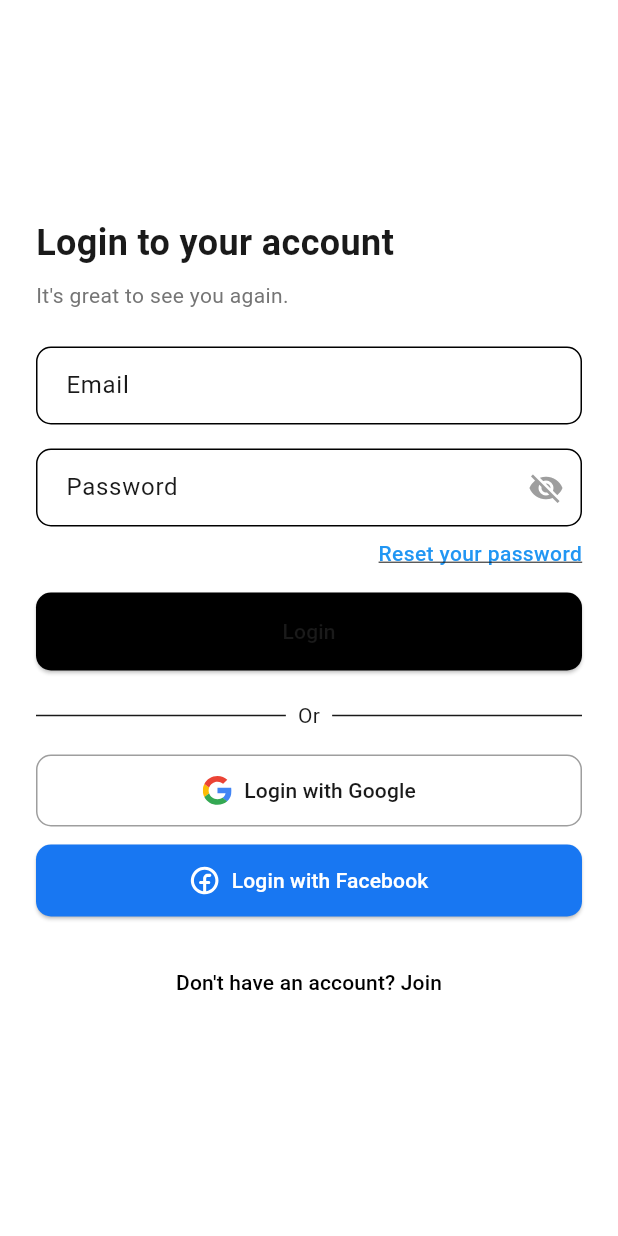
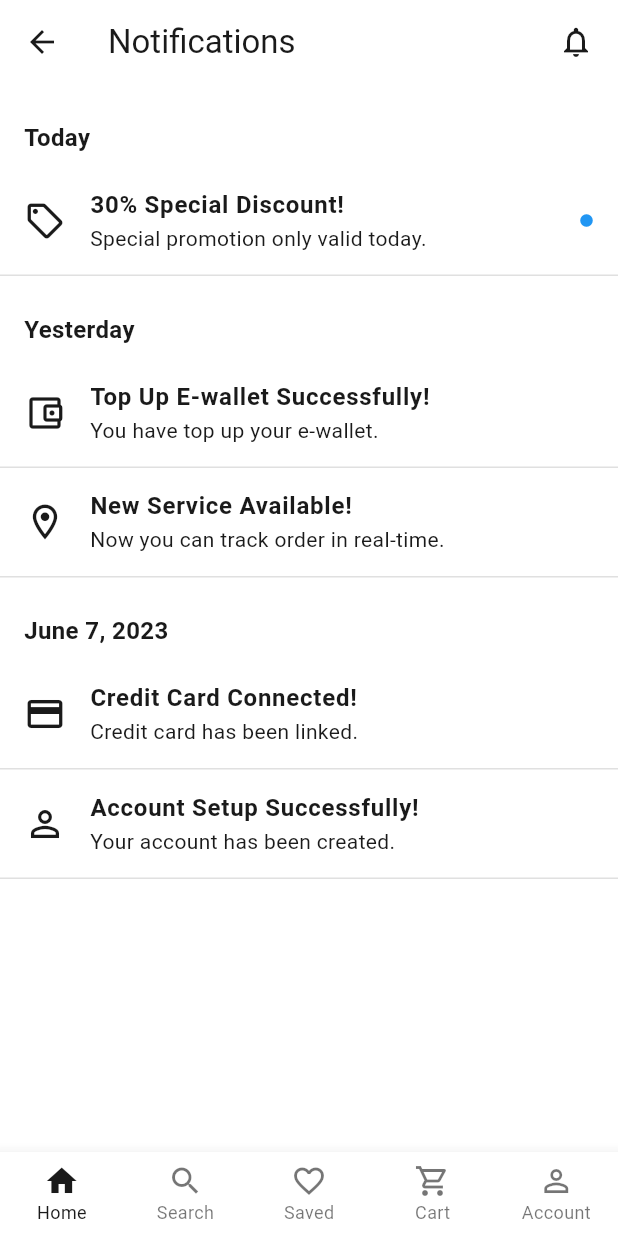
Before and after one commit to Urgenchbayev-Alibek/store_app, a Flutter app: the screen it shows after launch, on a phone screen of 412 x 824 dp. Run offline on Flutter 3.47's test engine with Material 3 defaults, Android fonts, the phone set to English and light mode, and no system bars; our stand-ins replace dio, equatable, flutter_bloc, flutter_screenutil, flutter_secure_storage, flutter_svg and 1 more; Roboto replaces fonts that are missing (General Sans).

Commit message:
colors_sizes

```diff
--- a/lib/core/routing/router.dart
+++ b/lib/core/routing/router.dart
@@ -1,17 +1,62 @@
+// import 'package:flutter_bloc/flutter_bloc.dart';
+// import 'package:go_router/go_router.dart';
+// import 'package:store_app/core/client.dart';
+// import 'package:store_app/core/routing/routes.dart';
+// import 'package:store_app/data/repositories/auth_repository.dart';
+// import 'package:store_app/main.dart';
+// import '../../features/auth/login/bloc/login_bloc.dart';
+// import '../../features/auth/login/pages/login_view.dart';
+// import '../../features/onboarding/pages/onboarding_view.dart';
+// import '../../features/onboarding/pages/splash_screen_view.dart';
+//
+// final GoRouter router = GoRouter(
+//   navigatorKey: navigatorKey,
+//   initialLocation: Routes.login,
+//   routes: [
+//     GoRoute(
+//       path: Routes.splashScreen,
+//       builder: (context, state) => SplashScreenView(),
+//     ),
+//     GoRoute(
+//       path: Routes.onboarding,
+//       builder: (context, state) => OnboardingView(),
+//     ),
+//
+//     GoRoute(
+//       path: Routes.login,
+//       builder: (context, state) => BlocProvider(
+//           create: (context) => LoginBloc(
+//                 authRepository: AuthRepository(client: ApiClient()),
+//               ),
+//           child: LoginView()),
+//     ),
+//
+//     GoRoute(
+//       path: Routes.onboarding,
+//       builder: (context, state) => OnboardingView(),
+//     ),
+//
+//   ],
+// );
+
+
 import 'package:flutter_bloc/flutter_bloc.dart';
 import 'package:go_router/go_router.dart';
 import 'package:store_app/core/client.dart';
 import 'package:store_app/core/routing/routes.dart';
 import 'package:store_app/data/repositories/auth_repository.dart';
+import 'package:store_app/features/notification/widgets/empty_notifications_page.dart';
+import 'package:store_app/features/notification/widgets/notifications_page.dart';
 import 'package:store_app/main.dart';
 import '../../features/auth/login/bloc/login_bloc.dart';
 import '../../features/auth/login/pages/login_view.dart';
+import '../../features/auth/sign_up/pages/sing_up_view.dart';
 import '../../features/onboarding/pages/onboarding_view.dart';
 import '../../features/onboarding/pages/splash_screen_view.dart';
 
 final GoRouter router = GoRouter(
   navigatorKey: navigatorKey,
-  initialLocation: Routes.login,
+  initialLocation: Routes.notification,
   routes: [
     GoRoute(
       path: Routes.splashScreen,
@@ -26,9 +71,17 @@ final GoRouter router = GoRouter(
       path: Routes.login,
       builder: (context, state) => BlocProvider(
           create: (context) => LoginBloc(
-                authRepository: AuthRepository(client: ApiClient()),
-              ),
+            authRepository: AuthRepository(client: ApiClient()),
+          ),
           child: LoginView()),
+    ),
+    GoRoute(
+      path: Routes.signUp,
+      builder: (context, state) => SignUpView(),
+    ),
+    GoRoute(
+      path: Routes.notification,
+      builder: (context, state) => NotificationsPage(),
     ),
   ],
 );
--- a/lib/core/routing/routes.dart
+++ b/lib/core/routing/routes.dart
@@ -3,4 +3,5 @@ class Routes {
   static const onboarding = '/onboarding';
   static const login = '/login';
   static const signUp = '/sign-up';
+  static const notification = '/notification';
 }
--- /dev/null
+++ b/lib/features/notification/widgets/empty_notifications_page.dart
@@ -0,0 +1,54 @@
+import 'package:flutter/material.dart';
+
+class EmptyNotificationsPage extends StatelessWidget {
+  const EmptyNotificationsPage({super.key});
+
+  @override
+  Widget build(BuildContext context) {
+    return Scaffold(
+      appBar: AppBar(
+        title:  Text("Notifications"),
+        leading:  BackButton(),
+        actions:  [
+          Padding(
+            padding: EdgeInsets.only(right: 16.0),
+            child: Icon(Icons.notifications_none),
+          )
+        ],
+      ),
+      body: Center(
+        child: Column(
+          mainAxisAlignment: MainAxisAlignment.center,
+          children:  [
+            Icon(Icons.notifications_none, size: 64, color: Colors.grey),
+            SizedBox(height: 16),
+            Text(
+              "You haven’t gotten any\nnotifications yet!",
+              textAlign: TextAlign.center,
+              style: TextStyle(fontWeight: FontWeight.bold, fontSize: 16),
+            ),
+            SizedBox(height: 8),
+            Text(
+              "We’ll alert you when something\ncool happens.",
+              textAlign: TextAlign.center,
+              style: TextStyle(color: Colors.grey),
+            ),
+          ],
+        ),
+      ),
+      bottomNavigationBar: BottomNavigationBar(
+        currentIndex: 0,
+        type: BottomNavigationBarType.fixed,
+        selectedFontSize: 12,
+        unselectedFontSize: 12,
+        items:  [
+          BottomNavigationBarItem(icon: Icon(Icons.home), label: "Home"),
+          BottomNavigationBarItem(icon: Icon(Icons.search), label: "Search"),
+          BottomNavigationBarItem(icon: Icon(Icons.favorite_border), label: "Saved"),
+          BottomNavigationBarItem(icon: Icon(Icons.shopping_cart_outlined), label: "Cart"),
+          BottomNavigationBarItem(icon: Icon(Icons.person_outline), label: "Account"),
+        ],
+      ),
+    );
+  }
+}
--- /dev/null
+++ b/lib/features/notification/widgets/notifications_page.dart
@@ -0,0 +1,105 @@
+import 'package:flutter/material.dart';
+
+class NotificationsPage extends StatelessWidget {
+  const NotificationsPage({super.key});
+
+  @override
+  Widget build(BuildContext context) {
+    return Scaffold(
+      appBar: AppBar(
+        title:  Text("Notifications"),
+        leading:  BackButton(),
+        actions:  [
+          Padding(
+            padding: EdgeInsets.only(right: 16.0),
+            child: Icon(Icons.notifications_none),
+          )
+        ],
+      ),
+      body: ListView(
+        children: [
+          _buildSectionTitle("Today"),
+          _buildNotificationTile(
+            icon: Icons.local_offer_outlined,
+            title: "30% Special Discount!",
+            subtitle: "Special promotion only valid today.",
+            highlight: true,
+          ),
+          _buildSectionTitle("Yesterday"),
+          _buildNotificationTile(
+            icon: Icons.account_balance_wallet_outlined,
+            title: "Top Up E-wallet Successfully!",
+            subtitle: "You have top up your e-wallet.",
+          ),
+          _buildNotificationTile(
+            icon: Icons.location_on_outlined,
+            title: "New Service Available!",
+            subtitle: "Now you can track order in real-time.",
+          ),
+          _buildSectionTitle("June 7, 2023"),
+          _buildNotificationTile(
+            icon: Icons.credit_card,
+            title: "Credit Card Connected!",
+            subtitle: "Credit card has been linked.",
+          ),
+          _buildNotificationTile(
+            icon: Icons.person_outline,
+            title: "Account Setup Successfully!",
+            subtitle: "Your account has been created.",
+          ),
+        ],
+      ),
+      bottomNavigationBar: _buildBottomNavigationBar(),
+    );
+  }
+
+  Widget _buildSectionTitle(String title) {
+    return Padding(
+      padding:  EdgeInsets.fromLTRB(16, 24, 16, 8),
+      child: Text(
+        title,
+        style:  TextStyle(fontWeight: FontWeight.bold, fontSize: 16),
+      ),
+    );
+  }
+
+  Widget _buildNotificationTile({
+    required IconData icon,
+    required String title,
+    required String subtitle,
+    bool highlight = false,
+  }) {
+    return Container(
+      decoration: BoxDecoration(
+        border: Border(
+          bottom: BorderSide(color: Colors.grey.shade300),
+        ),
+      ),
+      child: ListTile(
+        leading: Icon(icon, size: 28),
+        title: Text(title, style:  TextStyle(fontWeight: FontWeight.bold)),
+        subtitle: Text(subtitle),
+        contentPadding:  EdgeInsets.symmetric(horizontal: 16),
+        trailing: highlight
+            ?  Icon(Icons.circle, color: Colors.blue, size: 10)
+            : null,
+      ),
+    );
+  }
+
+  Widget _buildBottomNavigationBar() {
+    return BottomNavigationBar(
+      currentIndex: 0,
+      type: BottomNavigationBarType.fixed,
+      selectedFontSize: 12,
+      unselectedFontSize: 12,
+      items:  [
+        BottomNavigationBarItem(icon: Icon(Icons.home), label: "Home"),
+        BottomNavigationBarItem(icon: Icon(Icons.search), label: "Search"),
+        BottomNavigationBarItem(icon: Icon(Icons.favorite_border), label: "Saved"),
+        BottomNavigationBarItem(icon: Icon(Icons.shopping_cart_outlined), label: "Cart"),
+        BottomNavigationBarItem(icon: Icon(Icons.person_outline), label: "Account"),
+      ],
+    );
+  }
+}
```
